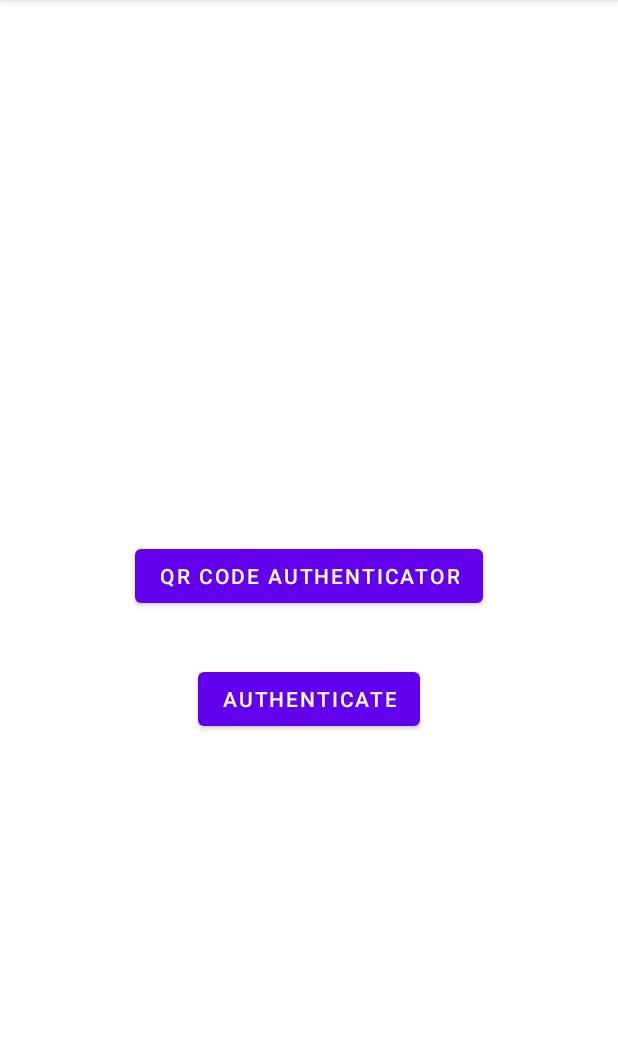
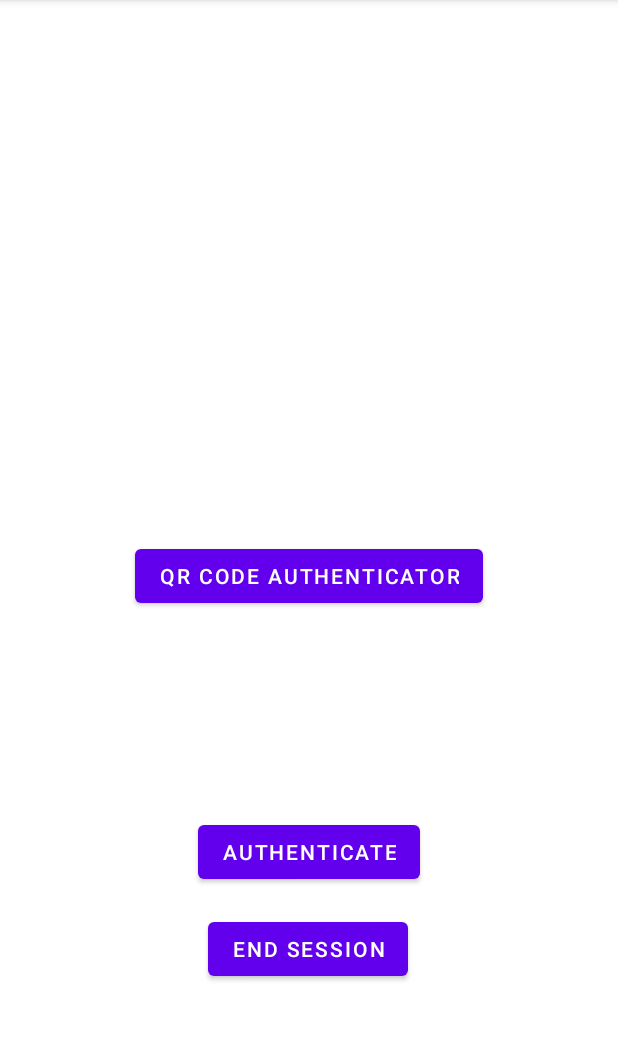
Before and after one commit to cyberark/identity-demo-android, an Android app: the screen it shows after launch (MainActivity), on a phone screen of 412 x 824 dp, the part 84-1125 px from its top. Run offline under Robolectric (Android 15) with nearby library versions, the phone set to English and light mode, and no system bars.

Commit message:
Code clean-up and added end session

```diff
--- a/app/src/main/java/com/cyberark/mfa/MainActivity.kt
+++ b/app/src/main/java/com/cyberark/mfa/MainActivity.kt
@@ -9,7 +9,6 @@ import com.cyberark.identity.builder.CyberarkAccountBuilder
 import com.cyberark.identity.provider.CyberarkAuthProvider
 import com.cyberark.identity.util.ResponseStatus
 import com.cyberark.identity.ScanQRCodeLoginActivity
-//import com.cyberark.mfa.ui.qr.ScanQRCodeLoginActivity
 
 class MainActivity : AppCompatActivity() {
 
@@ -17,22 +16,29 @@ class MainActivity : AppCompatActivity() {
         super.onCreate(savedInstanceState)
         setContentView(R.layout.activity_main)
 
+        // Sign-in user using OAuth Authorization Code Flow + PKCE
+        val account = setupAccount()
+        val buttonLogin: Button = findViewById(R.id.button_login)
+        buttonLogin.setOnClickListener {
+            startAuthentication(account)
+            addObserver()
+        }
+        val buttonEndSession: Button = findViewById(R.id.button_end_session)
+        buttonEndSession.setOnClickListener {
+            endSession(account)
+        }
+
+        // QR Code Authenticator Flow
         val scanQRCodeButton: Button = findViewById(R.id.scan_qr_code)
-
         scanQRCodeButton.setOnClickListener {
             val intent = Intent(this, ScanQRCodeLoginActivity::class.java)
             startActivity(intent)
         }
-
-        val buttonLogin: Button = findViewById(R.id.button_login)
-        buttonLogin.setOnClickListener {
-
-            val account = setupAccount()
-            startAuthentication(account)
-            addObserver()
-        }
     }
 
+    /**
+     * Set-up account for OAuth 2.0 PKCE driven flow
+     */
     private fun setupAccount(): CyberarkAccountBuilder {
         val cyberarkAccountBuilder = CyberarkAccountBuilder.Builder()
             .clientId(getString(R.string.cyberark_account_client_id))
@@ -46,6 +52,9 @@ class MainActivity : AppCompatActivity() {
         return cyberarkAccountBuilder
     }
 
+    /**
+     * Launch URL in browser, set-up view model and start authentication flow
+     */
     private fun startAuthentication(cyberarkAccountBuilder: CyberarkAccountBuilder) {
         CyberarkAuthProvider
             .login(this, cyberarkAccountBuilder)
@@ -53,6 +62,9 @@ class MainActivity : AppCompatActivity() {
             .start()
     }
 
+    /**
+     * Add observer callback to receive access token
+     */
     private fun addObserver() {
         CyberarkAuthProvider.getAuthViewModel()
             .getAccessToken()
@@ -68,4 +80,13 @@ class MainActivity : AppCompatActivity() {
                 }
             })
     }
+
+    /**
+     * End session from custom tab browser
+     */
+    private fun endSession(cyberarkAccountBuilder: CyberarkAccountBuilder) {
+        CyberarkAuthProvider
+            .endSession(this, cyberarkAccountBuilder)
+            .start()
     }
+}
--- a/app/src/main/res/layout/activity_main.xml
+++ b/app/src/main/res/layout/activity_main.xml
@@ -25,6 +25,18 @@
         app:layout_constraintEnd_toEndOf="parent"
         app:layout_constraintStart_toStartOf="parent"
         app:layout_constraintTop_toBottomOf="@+id/scan_qr_code"
-        app:layout_constraintVertical_bias="0.109" />
+        app:layout_constraintVertical_bias="0.436" />
+
+    <Button
+        android:id="@+id/button_end_session"
+        android:layout_width="wrap_content"
+        android:layout_height="wrap_content"
+        android:text="@string/end_session"
+        app:layout_constraintBottom_toBottomOf="parent"
+        app:layout_constraintEnd_toEndOf="parent"
+        app:layout_constraintHorizontal_bias="0.498"
+        app:layout_constraintStart_toStartOf="parent"
+        app:layout_constraintTop_toBottomOf="@+id/button_login"
+        app:layout_constraintVertical_bias="0.128" />
 
 </androidx.constraintlayout.widget.ConstraintLayout>
--- a/app/src/main/res/values/strings.xml
+++ b/app/src/main/res/values/strings.xml
@@ -40,5 +40,6 @@
     <string name="cyberark_account_scope">All</string>
     <string name="cyberark_account_redirect_uri">demo://aaj7617.my.dev.idaptive.app/android/com.cyberark.mfa/callback</string>
     <string name="cyberark_account_scheme">demo</string>
+    <string name="end_session">End Session</string>
 
 </resources>
--- a/identitylibrary/src/main/java/com/cyberark/identity/CyberarkAuthActivity.kt
+++ b/identitylibrary/src/main/java/com/cyberark/identity/CyberarkAuthActivity.kt
@@ -9,7 +9,7 @@ import android.util.Log
 import androidx.appcompat.app.AppCompatActivity
 import androidx.browser.customtabs.CustomTabsIntent
 import com.cyberark.identity.provider.CyberarkAuthProvider.getAuthorizeToken
-import com.cyberark.identity.util.CustomTabHelper
+import com.cyberark.identity.util.browser.CustomTabHelper
 
 class CyberarkAuthActivity : AppCompatActivity() {
 
--- a/identitylibrary/src/main/java/com/cyberark/identity/builder/CyberarkAccountBuilder.kt
+++ b/identitylibrary/src/main/java/com/cyberark/identity/builder/CyberarkAccountBuilder.kt
@@ -1,7 +1,7 @@
 package com.cyberark.identity.builder
 
 import android.util.Log
-import com.cyberark.identity.util.PKCEHelper
+import com.cyberark.identity.util.pkce.PKCEHelper
 import okhttp3.HttpUrl
 import okhttp3.HttpUrl.Companion.toHttpUrlOrNull
 import java.util.*
@@ -54,6 +54,7 @@ class CyberarkAccountBuilder(
         const val KEY_GRANT_TYPE = "grant_type"
         const val KEY_CODE = "code"
         const val KEY_REDIRECT_URI = "redirect_uri"
+        const val KEY_POST_LOGOUT_REDIRECT_URI = "post_logout_redirect_uri"
         const val KEY_CLIENT_ID = "client_id"
         const val KEY_SCOPE = "scope"
         const val KEY_CODE_VERIFIER = "code_verifier"
@@ -73,6 +74,14 @@ class CyberarkAccountBuilder(
             .addQueryParameter(KEY_CODE_CHALLENGE, getCodeChallenge)
             .addQueryParameter(KEY_CODE_CHALLENGE_METHOD, CODE_CHALLENGE_METHOD_VALUE)
             .addEncodedQueryParameter(KEY_REDIRECT_URI, redirectUri.toString())
+            .build()
+            .toString()
+
+    val OAuthEndSessionURL: String
+        get() = baseURL!!.newBuilder()
+            .addPathSegment("oauth2")
+            .addPathSegment("endsession")
+            .addEncodedQueryParameter(KEY_POST_LOGOUT_REDIRECT_URI, redirectUri.toString())
             .build()
             .toString()
 
--- a/identitylibrary/src/main/java/com/cyberark/identity/data/network/CyberarkAuthService.kt
+++ b/identitylibrary/src/main/java/com/cyberark/identity/data/network/CyberarkAuthService.kt
@@ -2,9 +2,7 @@ package com.cyberark.identity.data.network
 
 import com.cyberark.identity.data.model.AuthCodeFlowModel
 import com.cyberark.identity.data.model.QRCodeLoginModel
-import com.cyberark.identity.util.EndpointUrls.URL_AUTH_CODE_FLOW
-import okhttp3.ResponseBody
-import retrofit2.Response
+import com.cyberark.identity.util.endpoint.EndpointUrls.URL_AUTH_CODE_FLOW
 import retrofit2.http.*
 
 interface CyberarkAuthService {
--- a/identitylibrary/src/main/java/com/cyberark/identity/util/CustomTabHelper.kt
+++ b/identitylibrary/src/main/java/com/cyberark/identity/util/browser/CustomTabHelper.kt
@@ -1,4 +1,4 @@
-package com.cyberark.identity.util
+package com.cyberark.identity.util.browser
 
 import android.content.Context
 import android.content.Intent
--- a/identitylibrary/src/main/java/com/cyberark/identity/util/EndpointUrls.kt
+++ b/identitylibrary/src/main/java/com/cyberark/identity/util/endpoint/EndpointUrls.kt
@@ -1,4 +1,4 @@
-package com.cyberark.identity.util
+package com.cyberark.identity.util.endpoint
 
 object EndpointUrls {
 
--- a/identitylibrary/src/main/java/com/cyberark/identity/util/PKCEHelper.kt
+++ b/identitylibrary/src/main/java/com/cyberark/identity/util/pkce/PKCEHelper.kt
@@ -1,4 +1,4 @@
-package com.cyberark.identity.util
+package com.cyberark.identity.util.pkce
 
 import android.util.Base64
 import android.util.Log
--- a/identitylibrary/src/main/java/com/cyberark/identity/util/CyberarkPreferenceUtils.java
+++ b/identitylibrary/src/main/java/com/cyberark/identity/util/preference/CyberarkPreferenceUtils.java
@@ -1,4 +1,4 @@
-package com.cyberark.identity.util;
+package com.cyberark.identity.util.preference;
 
 import android.content.Context;
 import android.content.SharedPreferences;
--- a/settings.gradle
+++ b/settings.gradle
@@ -1,3 +1,3 @@
 include ':identitylibrary'
 include ':app'
-rootProject.name = "IdentitySDK"
+rootProject.name = "identity-android-sdk"
```
Also changed, not shown: app/build.gradle (+4 -5 lines), app/src/main/java/com/cyberark/mfa/ui/base/ViewModelFactory.kt (deleted, +0 -13 lines), identitylibrary/src/main/java/com/cyberark/identity/provider/CyberarkAuthProvider.kt (+19 -0 lines), identitylibrary/src/main/java/com/cyberark/identity/util/dialog/AlertDialogHandler.kt (renamed from identitylibrary/src/main/java/com/cyberark/identity/util/AlertDialogHandler.kt), 1 other file. Lines whose indentation alone changed are shown as unchanged.
